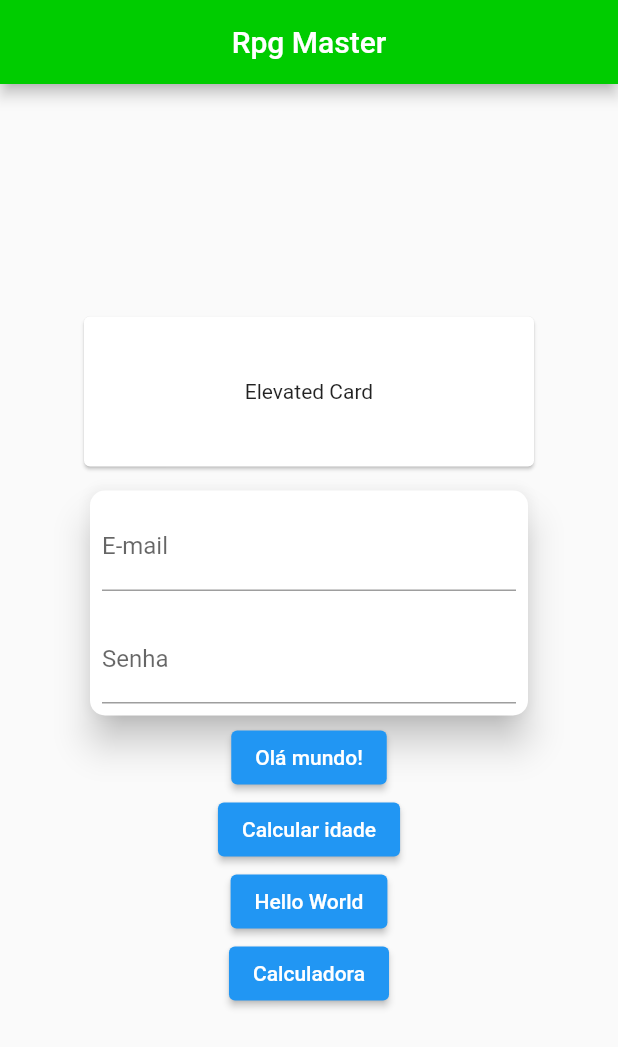
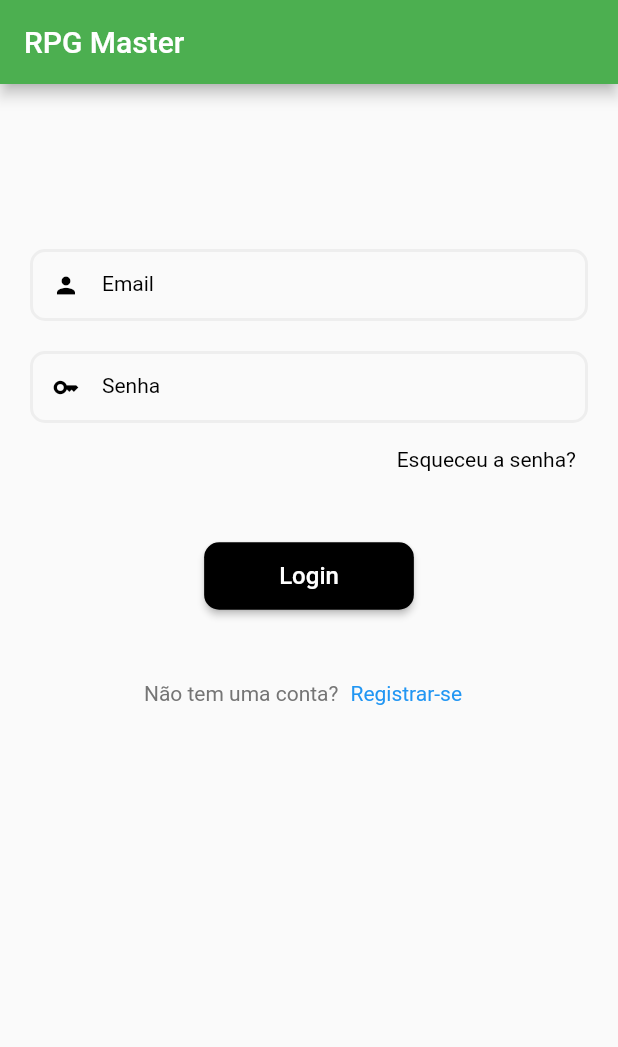
Before and after one commit to souza99/d_d_master_flutter, a Flutter app: the screen it shows after launch, on a phone screen of 412 x 824 dp. Shown: the top 1047 px of the screen. Run offline on Flutter 3.47's test engine with Material 2 defaults, Android fonts, the phone set to English and light mode, and no system bars.

Commit message:
Tela de login

```diff
--- a/lib/View/menu.dart
+++ b/lib/View/menu.dart
@@ -22,63 +22,173 @@ class Menu extends StatelessWidget {
 
     return Scaffold(
       appBar: AppBar(
-          title: const Center(child: Text("Rpg Master")),
-          backgroundColor: colors.Cores().Verde(),
+        backgroundColor: Colors.green,
+        title: Text("RPG Master"),
       ),
-        body: Center(
+        body: SingleChildScrollView(
+          child: Padding(
+            padding: EdgeInsets.all(20.0),
             child: Column(
-            mainAxisAlignment: MainAxisAlignment.center,
               children: [
-              ElevatedCardExample(),
-              Card(),
-              Container(
-                width: 300,
-                child: Card(
+                SizedBox(height: 50,),
+                SizedBox(height: 40,),
+                TextField(
+                  cursorColor: Colors.black,
+                  decoration: InputDecoration(
+                    contentPadding: EdgeInsets.all(0.0),
+                    labelText: 'Email',
+                    hintText: 'Escreva seu e-mail',
+                    labelStyle: TextStyle(
+                      color: Colors.black,
+                      fontSize: 14.0,
+                      fontWeight: FontWeight.w400,
+                    ),
+                    hintStyle: TextStyle(
+                      color: Colors.grey,
+                      fontSize: 14.0,
+                    ),
+                    prefixIcon: Icon(Icons.person, color: Colors.black, size: 18, ),
+                    enabledBorder: OutlineInputBorder(
+                      borderSide: BorderSide(color: Colors.grey.shade200, width: 2),
+                      borderRadius: BorderRadius.circular(10.0),
+                    ),
+                    floatingLabelStyle: TextStyle(
+                      color: Colors.black,
+                      fontSize: 18.0,
+                    ),
+                    focusedBorder: OutlineInputBorder(
+                      borderSide: BorderSide(color: Colors.black, width: 1.5),
+                      borderRadius: BorderRadius.circular(10.0),
+                    ),
+                  ),
+                ),
+                SizedBox(height: 20,),
+                TextField(
+                  cursorColor: Colors.black,
+                  decoration: InputDecoration(
+                    contentPadding: EdgeInsets.all(0.0),
+                    labelText: 'Senha',
+                    hintText: 'Escreva sua senha',
+                    hintStyle: TextStyle(
+                      color: Colors.grey,
+                      fontSize: 14.0,
+                    ),
+                    labelStyle: TextStyle(
+                      color: Colors.black,
+                      fontSize: 14.0,
+                      fontWeight: FontWeight.w400,
+                    ),
+                    prefixIcon: Icon(Icons.key, color: Colors.black, size: 18, ),
+                    enabledBorder: OutlineInputBorder(
+                      borderSide: BorderSide(color: Colors.grey.shade200, width: 2),
+                      borderRadius: BorderRadius.circular(10.0),
+                    ),
+                    floatingLabelStyle: TextStyle(
+                      color: Colors.black,
+                      fontSize: 18.0,
+                    ),
+                    focusedBorder: OutlineInputBorder(
+                      borderSide: BorderSide(color: Colors.black, width: 1.5),
+                      borderRadius: BorderRadius.circular(10.0),
+                    ),
+                  ),
+                ),
+                Row(
+                  mainAxisAlignment: MainAxisAlignment.end,
+                  children: [
+                    TextButton(
+                      onPressed: () {},
+                      child: Text('Esqueceu a senha?', style: TextStyle(color: Colors.black, fontSize: 14.0, fontWeight: FontWeight.w400),),
+                    )
+                  ],
+                ),
+                SizedBox(height: 30,),
+                MaterialButton(
+                  onPressed: (){},
+                  height: 45,
+                  color: Colors.black,
+                  child: Text("Login", style: TextStyle(color: Colors.white, fontSize: 16.0),),
+                  padding: EdgeInsets.symmetric(vertical: 10, horizontal: 50),
                   shape: RoundedRectangleBorder(
                     borderRadius: BorderRadius.circular(10.0),
                   ),
-                  elevation: 10,
-                  child: SizedBox(
-                    width: 300,
-                    height: 150,
-                    child: Center(
-                        child: Column(
+                ),
+                SizedBox(height: 30,),
+                Row(
+                  mainAxisAlignment: MainAxisAlignment.center,
                   children: [
-                        Padding(
-                          padding: const EdgeInsets.all(8.0),
-                          child: TextFormField(
-                            decoration: const InputDecoration(
-                              label: Text("E-mail"),
-                              hintText: "Digite seu email",
+                    Text('Não tem uma conta?', style: TextStyle(color: Colors.grey.shade600, fontSize: 14.0, fontWeight: FontWeight.w400),),
+                    TextButton(
+                      onPressed: () {},
+                      child: Text('Registrar-se', style: TextStyle(color: Colors.blue, fontSize: 14.0, fontWeight: FontWeight.w400),),
+                    )
+                  ],
                 ),
-                            onChanged: (value) => email = value,
+              ],
             ),
           ),
-                        Padding(
-                          padding: const EdgeInsets.all(8.0),
-                          child: TextFormField(
-                            decoration: const InputDecoration(
-                              label: Text("Senha"),
-                              hintText: "Digite sua senha",
-                            ),
-                            onChanged: (value) => senha = value,
-                          ),
-                        ),
-                      ],
-                    )),
-                  ),
-                ),
-              ),
-              criarBotao("Olá mundo!", () => print("Hello World")),
-              criarBotao("Calcular idade",
-                  () => Navigator.pushNamed(context, "/calcularIdade")),
-              criarBotao("Hello World",
-                  () => Navigator.pushNamed(context, "/helloWorld")),
-              criarBotao("Calculadora",
-                  () => Navigator.pushNamed(context, "/calculadora"))
-            ],
-          ),
-        ));
+        )
+    );
+
+      // Scaffold(
+      //   appBar: AppBar(
+      //     title: const Center(child: Text("Rpg Master")),
+      //     backgroundColor: colors.Cores().Verde(),
+      //   ),
+      //   body: Center(
+      //     child: Column(
+      //       mainAxisAlignment: MainAxisAlignment.center,
+      //       children: [
+      //         ElevatedCardExample(),
+      //         Card(),
+      //         Container(
+      //           width: 300,
+      //           child: Card(
+      //             shape: RoundedRectangleBorder(
+      //               borderRadius: BorderRadius.circular(10.0),
+      //             ),
+      //             elevation: 10,
+      //             child: SizedBox(
+      //               width: 300,
+      //               height: 150,
+      //               child: Center(
+      //                   child: Column(
+      //                 children: [
+      //                   Padding(
+      //                     padding: const EdgeInsets.all(8.0),
+      //                     child: TextFormField(
+      //                       decoration: const InputDecoration(
+      //                         label: Text("E-mail"),
+      //                         hintText: "Digite seu email",
+      //                       ),
+      //                       onChanged: (value) => email = value,
+      //                     ),
+      //                   ),
+      //                   Padding(
+      //                     padding: const EdgeInsets.all(8.0),
+      //                     child: TextFormField(
+      //                       decoration: const InputDecoration(
+      //                         label: Text("Senha"),
+      //                         hintText: "Digite sua senha",
+      //                       ),
+      //                       onChanged: (value) => senha = value,
+      //                     ),
+      //                   ),
+      //                 ],
+      //               )),
+      //             ),
+      //           ),
+      //         ),
+      //         criarBotao("Olá mundo!", () => print("Hello World")),
+      //         criarBotao("Calcular idade",
+      //             () => Navigator.pushNamed(context, "/calcularIdade")),
+      //         criarBotao("Hello World",
+      //             () => Navigator.pushNamed(context, "/helloWorld")),
+      //         criarBotao("Calculadora",
+      //             () => Navigator.pushNamed(context, "/calculadora"))
+      //       ],
+      //     ),
+      //   ));
   }
 }
 
```
Lines whose indentation alone changed are shown as unchanged.
